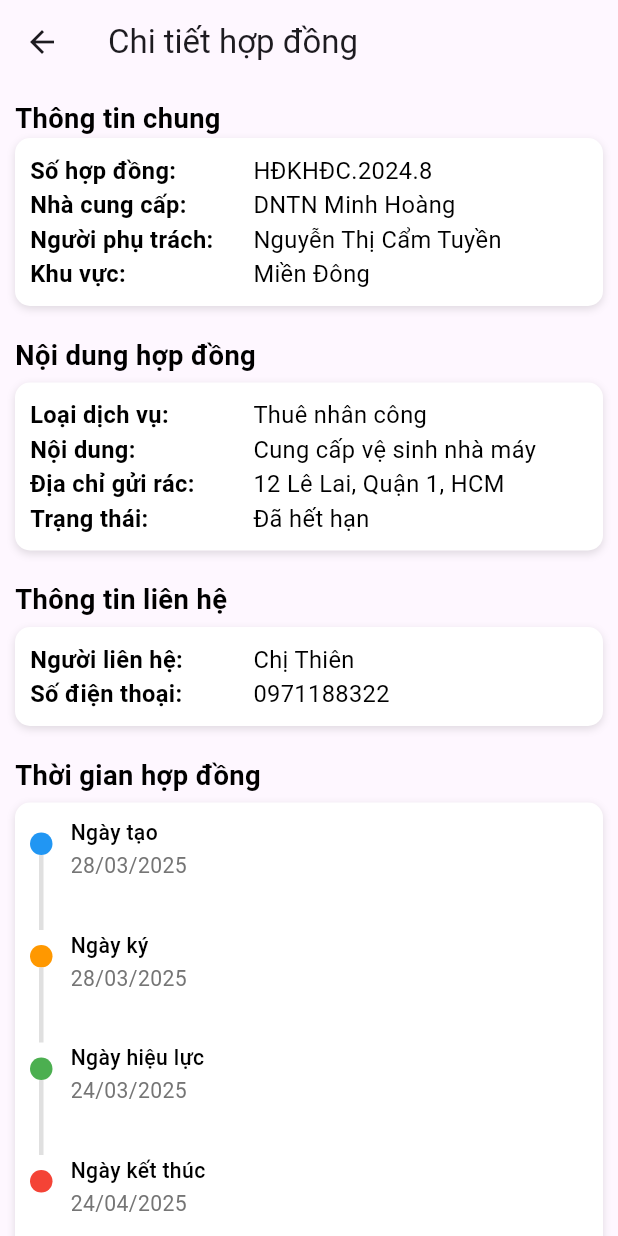
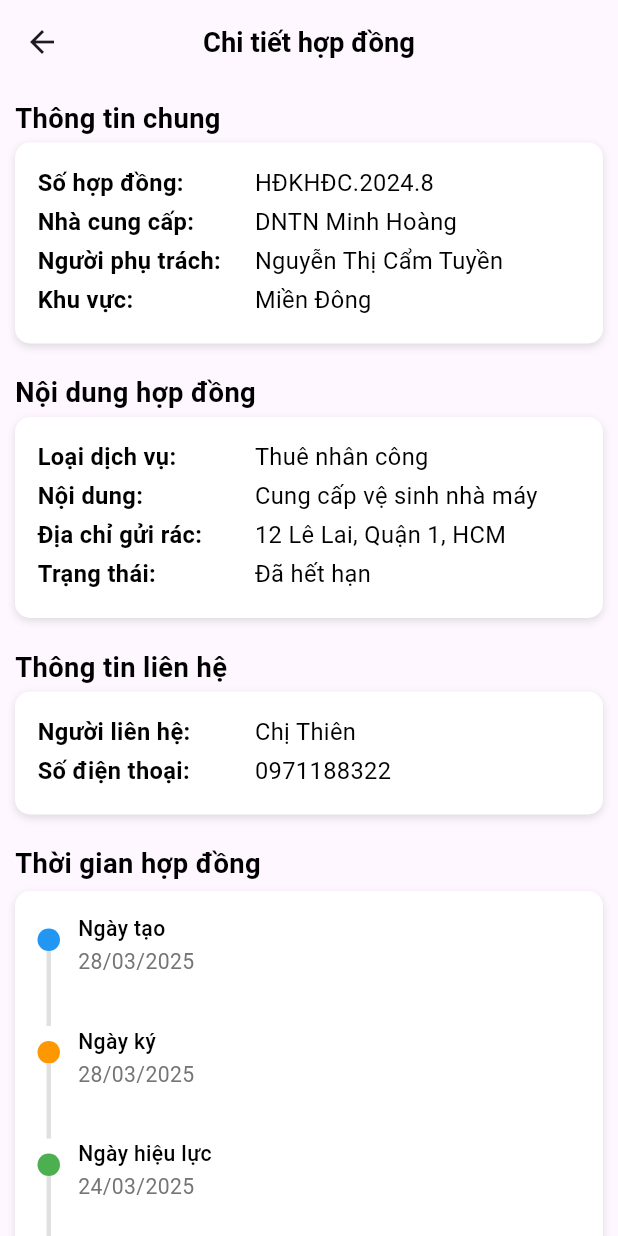
Before and after one commit to TanDuy204/Merchant, a Flutter app: the ExpiredContractDetail screen opened by its route, on a phone screen of 412 x 824 dp. Run offline on Flutter 3.47's test engine with Material 3 defaults, Android fonts, the phone set to English and light mode, and no system bars; our stand-ins replace accordion, flutter_slidable, get, get_storage, percent_indicator; accounts and stored records are empty.

Commit message:
update 24/4

```diff
--- a/lib/views/collected/pending/pending_pickup.dart
+++ b/lib/views/collected/pending/pending_pickup.dart
@@ -115,7 +115,7 @@ class _PendingPickupScreenState extends State<PendingPickupScreen> {
               return Accordion(
                 contentBorderColor: Colors.transparent,
                 rightIcon: const SizedBox.shrink(),
-                maxOpenSections: 1,
+                disableScrolling: true,
                 paddingListBottom: 0,
                 paddingListTop: 0,
                 headerPadding: EdgeInsets.symmetric(
--- a/lib/views/contract/active/active_contract.dart
+++ b/lib/views/contract/active/active_contract.dart
@@ -98,6 +98,8 @@ Widget statusBadge(String status, BuildContext context) {
       color: Colors.green,
       borderRadius: BorderRadius.circular(20),
     ),
-    child: Text(status, style: AppTextStyles.buttonLabel(context)),
+    child: Text(status,
+        style: AppTextStyles.bodyMedium(context)
+            .copyWith(color: AppColors.whiteColor)),
   );
 }
--- a/lib/views/contract/confirm/confirm_contract.dart
+++ b/lib/views/contract/confirm/confirm_contract.dart
@@ -98,6 +98,8 @@ Widget statusBadge(String status, BuildContext context) {
       color: Colors.green,
       borderRadius: BorderRadius.circular(20),
     ),
-    child: Text(status, style: AppTextStyles.buttonLabel(context)),
+    child: Text(status,
+        style: AppTextStyles.bodyMedium(context)
+            .copyWith(color: AppColors.whiteColor)),
   );
 }
--- a/lib/views/contract/expired/expired_contract.dart
+++ b/lib/views/contract/expired/expired_contract.dart
@@ -98,6 +98,8 @@ Widget statusBadge(String status, BuildContext context) {
       color: AppColors.redColor,
       borderRadius: BorderRadius.circular(20),
     ),
-    child: Text(status, style: AppTextStyles.buttonLabel(context)),
+    child: Text(status,
+        style: AppTextStyles.bodyMedium(context)
+            .copyWith(color: AppColors.whiteColor)),
   );
 }
--- a/lib/views/contract/expired/expired_contract_detail.dart
+++ b/lib/views/contract/expired/expired_contract_detail.dart
@@ -1,6 +1,8 @@
 import 'package:flutter/material.dart';
 import 'package:merchant/common/app_dimensions.dart';
 import 'package:merchant/common/app_style.dart';
+
+import '../../../common/bordered_container.dart';
 
 class ExpiredContractDetail extends StatelessWidget {
   const ExpiredContractDetail({super.key});
@@ -31,7 +33,12 @@ class ExpiredContractDetail extends StatelessWidget {
     ];
 
     return Scaffold(
-      appBar: AppBar(title: const Text('Chi tiết hợp đồng')),
+      appBar: AppBar(
+          centerTitle: true,
+          title: Text(
+            'Chi tiết hợp đồng',
+            style: AppTextStyles.titleMedium(context),
+          )),
       body: CustomScrollView(
         slivers: [
           SliverToBoxAdapter(
@@ -42,24 +49,19 @@ class ExpiredContractDetail extends StatelessWidget {
                 children: [
                   Text("Thông tin chung",
                       style: AppTextStyles.titleMedium(context)),
-                  Container(
-                    padding: const EdgeInsets.all(10),
-                    decoration: BoxDecoration(
-                        color: AppColors.whiteColor,
-                        borderRadius: BorderRadius.circular(10),
-                        boxShadow: const [
-                          BoxShadow(
-                              color: Colors.black12,
-                              blurRadius: 4,
-                              offset: Offset(0, 2))
-                        ]),
+                  SizedBox(height: AppDimensions.paddingXTiny(context)),
+                  BorderedContainer(
                     child: Column(
                       children: [
                         _infoRow(context, 'Số hợp đồng:', 'HĐKHĐC.2024.8'),
+                        SizedBox(height: AppDimensions.paddingXTiny(context)),
                         _infoRow(context, 'Nhà cung cấp:', 'DNTN Minh Hoàng'),
+                        SizedBox(height: AppDimensions.paddingXTiny(context)),
                         _infoRow(context, 'Người phụ trách:',
                             'Nguyễn Thị Cẩm Tuyền'),
+                        SizedBox(height: AppDimensions.paddingXTiny(context)),
                         _infoRow(context, 'Khu vực:', 'Miền Đông'),
+                        SizedBox(height: AppDimensions.paddingXTiny(context)),
                       ],
                     ),
                   )
@@ -75,26 +77,20 @@ class ExpiredContractDetail extends StatelessWidget {
                 children: [
                   Text("Nội dung hợp đồng",
                       style: AppTextStyles.titleMedium(context)),
-                  const SizedBox(height: 5),
-                  Container(
-                    padding: const EdgeInsets.all(10),
-                    decoration: BoxDecoration(
-                        color: AppColors.whiteColor,
-                        borderRadius: BorderRadius.circular(10),
-                        boxShadow: const [
-                          BoxShadow(
-                              color: Colors.black12,
-                              blurRadius: 4,
-                              offset: Offset(0, 2))
-                        ]),
+                  SizedBox(height: AppDimensions.paddingXTiny(context)),
+                  BorderedContainer(
                     child: Column(
                       children: [
                         _infoRow(context, 'Loại dịch vụ:', 'Thuê nhân công'),
+                        SizedBox(height: AppDimensions.paddingXTiny(context)),
                         _infoRow(
                             context, 'Nội dung:', 'Cung cấp vệ sinh nhà máy'),
+                        SizedBox(height: AppDimensions.paddingXTiny(context)),
                         _infoRow(context, 'Địa chỉ gửi rác:',
                             '12 Lê Lai, Quận 1, HCM'),
+                        SizedBox(height: AppDimensions.paddingXTiny(context)),
                         _infoRow(context, 'Trạng thái:', 'Đã hết hạn'),
+                        SizedBox(height: AppDimensions.paddingXTiny(context)),
                       ],
                     ),
                   )
@@ -110,22 +106,14 @@ class ExpiredContractDetail extends StatelessWidget {
                 children: [
                   Text("Thông tin liên hệ",
                       style: AppTextStyles.titleMedium(context)),
-                  const SizedBox(height: 5),
-                  Container(
-                    padding: const EdgeInsets.all(10),
-                    decoration: BoxDecoration(
-                        color: AppColors.whiteColor,
-                        borderRadius: BorderRadius.circular(10),
-                        boxShadow: const [
-                          BoxShadow(
-                              color: Colors.black12,
-                              blurRadius: 4,
-                              offset: Offset(0, 2))
-                        ]),
+                  SizedBox(height: AppDimensions.paddingXTiny(context)),
+                  BorderedContainer(
                     child: Column(
                       children: [
                         _infoRow(context, 'Người liên hệ:', 'Chị Thiên'),
+                        SizedBox(height: AppDimensions.paddingXTiny(context)),
                         _infoRow(context, 'Số điện thoại:', '0971188322'),
+                        SizedBox(height: AppDimensions.paddingXTiny(context)),
                       ],
                     ),
                   )
@@ -142,19 +130,7 @@ class ExpiredContractDetail extends StatelessWidget {
                   Text("Thời gian hợp đồng",
                       style: AppTextStyles.titleMedium(context)),
                   const SizedBox(height: 5),
-                  Container(
-                    padding: const EdgeInsets.all(10),
-                    decoration: BoxDecoration(
-                      color: AppColors.whiteColor,
-                      borderRadius: BorderRadius.circular(10),
-                      boxShadow: const [
-                        BoxShadow(
-                          color: Colors.black12,
-                          blurRadius: 4,
-                          offset: Offset(0, 2),
-                        ),
-                      ],
-                    ),
+                  BorderedContainer(
                     child: Column(
                       children: List.generate(_timelineItems.length, (index) {
                         final item = _timelineItems[index];
@@ -224,20 +200,7 @@ class ExpiredContractDetail extends StatelessWidget {
                   Text("File hợp đồng",
                       style: AppTextStyles.titleMedium(context)),
                   const SizedBox(height: 5),
-                  Container(
-                    padding: const EdgeInsets.symmetric(
-                        horizontal: 12, vertical: 10),
-                    decoration: BoxDecoration(
-                      color: AppColors.whiteColor,
-                      borderRadius: BorderRadius.circular(10),
-                      boxShadow: const [
-                        BoxShadow(
-                          color: Colors.black12,
-                          blurRadius: 4,
-                          offset: Offset(0, 2),
-                        )
-                      ],
-                    ),
+                  BorderedContainer(
                     child: Row(
                       children: [
                         const Icon(Icons.insert_drive_file,
@@ -259,14 +222,12 @@ class ExpiredContractDetail extends StatelessWidget {
           ),
           SliverToBoxAdapter(
             child: Padding(
-              padding:
-                  const EdgeInsets.symmetric(horizontal: 16.0, vertical: 10),
+              padding: EdgeInsets.all(AppDimensions.paddingSmall(context)),
               child: Column(
                 crossAxisAlignment: CrossAxisAlignment.start,
                 children: [
                   Text("Phụ lục hợp đồng",
                       style: AppTextStyles.titleMedium(context)),
-                  const SizedBox(height: 10),
                   buildAnnexItem(
                     context,
                     code: 'PL-01-2024',
@@ -330,26 +291,24 @@ Widget buildAnnexItem(
   required String status,
   required Color statusColor,
 }) {
-  return Container(
+  return Padding(
+    padding:
+        EdgeInsets.symmetric(vertical: AppDimensions.paddingSmall(context)),
+    child: BorderedContainer(
       width: double.infinity,
-    margin: const EdgeInsets.only(bottom: 12),
-    padding: const EdgeInsets.all(16),
-    decoration: BoxDecoration(
-      color: AppColors.whiteColor,
-      borderRadius: BorderRadius.circular(10),
-      boxShadow: const [
-        BoxShadow(color: Colors.black12, blurRadius: 4, offset: Offset(0, 2)),
-      ],
-    ),
       child: Column(
         crossAxisAlignment: CrossAxisAlignment.start,
         children: [
           Text("Mã phụ lục: $code", style: AppTextStyles.titleSmall(context)),
+          SizedBox(height: AppDimensions.paddingXTiny(context)),
           Text("Tên phụ lục: $name", style: AppTextStyles.bodyMedium(context)),
+          SizedBox(height: AppDimensions.paddingXTiny(context)),
           Text("Ngày tạo: $createdDate",
               style: AppTextStyles.bodyMedium(context)),
+          SizedBox(height: AppDimensions.paddingXTiny(context)),
           Text("Ngày hiệu lực: $effectiveDate",
               style: AppTextStyles.bodyMedium(context)),
+          SizedBox(height: AppDimensions.paddingXTiny(context)),
           const SizedBox(height: 6),
           Container(
             padding: const EdgeInsets.symmetric(horizontal: 8, vertical: 4),
@@ -367,5 +326,6 @@ Widget buildAnnexItem(
           ),
         ],
       ),
+    ),
   );
 }
--- a/lib/views/list/return/return_list_detail.dart
+++ b/lib/views/list/return/return_list_detail.dart
@@ -99,6 +99,7 @@ class ReturnListDetail extends StatelessWidget {
                 return Accordion(
                   contentBorderColor: Colors.transparent,
                   rightIcon: const SizedBox.shrink(),
+                  disableScrolling: true,
                   paddingListBottom: 0,
                   paddingListTop: 0,
                   headerPadding: EdgeInsets.symmetric(
@@ -197,11 +198,11 @@ Widget _detailRowIcon(
           color: AppColors.lightBlueColor,
         ),
         SizedBox(width: AppDimensions.paddingSmall(context)),
-        Text(title, style: AppTextStyles.bodySmall(context)),
+        Text(title, style: AppTextStyles.titleSmall(context)),
         const Spacer(),
         Text(
           value,
-          style: AppTextStyles.titleSmall(context),
+          style: AppTextStyles.bodyMedium(context),
         ),
       ],
     ),
--- a/lib/views/truck/truck_detail.dart
+++ b/lib/views/truck/truck_detail.dart
@@ -176,6 +176,7 @@ class TruckDetail extends StatelessWidget {
                   return Accordion(
                     contentBorderColor: Colors.transparent,
                     rightIcon: const SizedBox.shrink(),
+                    disableScrolling: true,
                     paddingListBottom: 0,
                     paddingListTop: 0,
                     headerPadding: EdgeInsets.symmetric(
```
Also changed, not shown: lib/main.dart (+11 -11 lines), lib/views/contract/active/active_contract_detail.dart (+32 -74 lines), lib/views/contract/confirm/confirm_contract_detail.dart (+33 -74 lines), lib/views/list/pending/pending_list_detail.dart (+5 -3 lines), lib/views/list/sent/sent_list_detail.dart (+21 -20 lines). Lines whose indentation alone changed are shown as unchanged.
